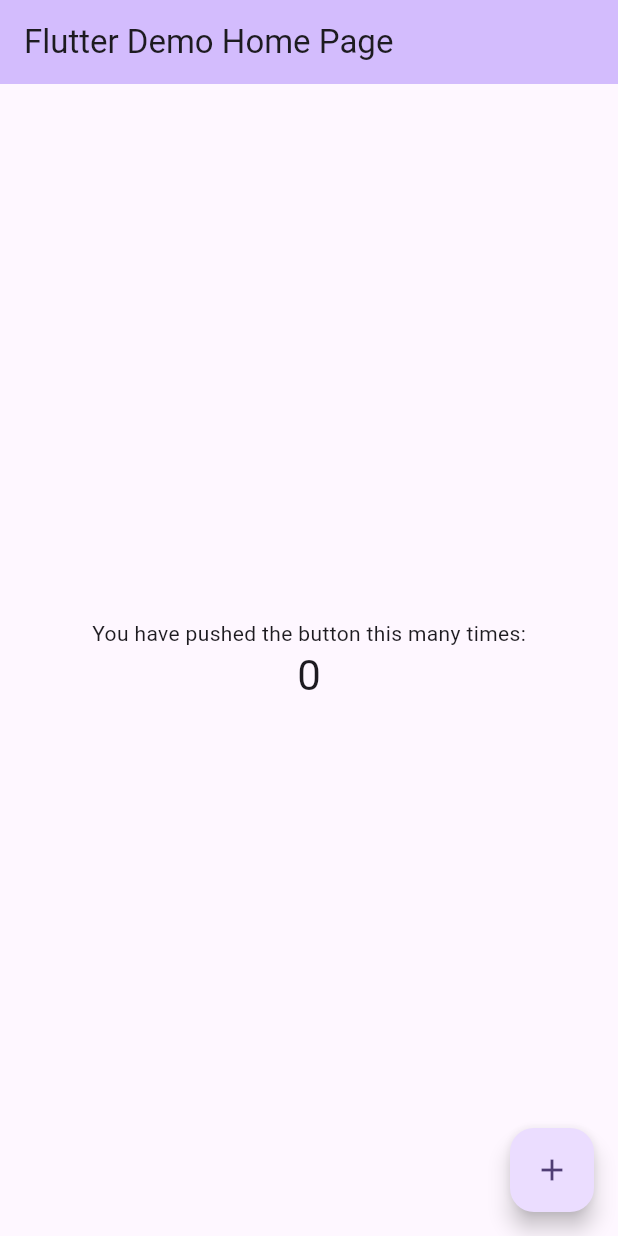
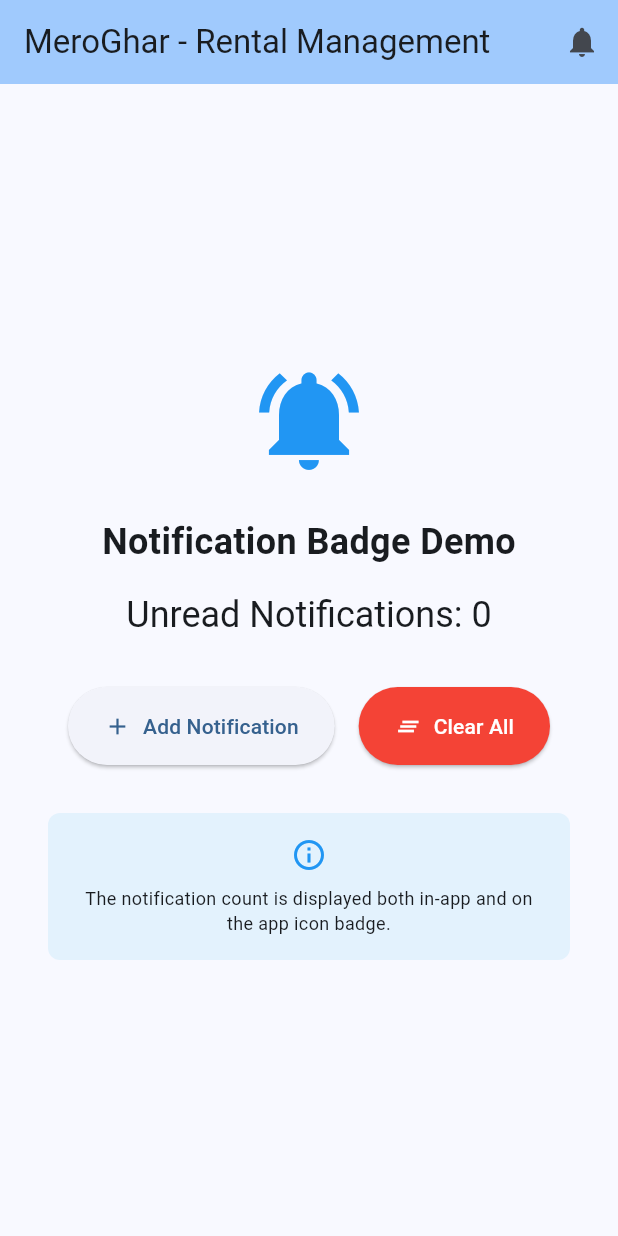
Before and after one commit to 0Ankit0/meroghar, a Flutter app: the screen it shows after launch, on a phone screen of 412 x 824 dp. Run offline on Flutter 3.47's test engine with Material 3 defaults, Android fonts, the phone set to English and light mode, and no system bars; our stand-ins replace connectivity_plus, dio, file_picker, firebase_core, firebase_messaging, fl_chart and 7 more; missing offline and left inert: flutter_app_badger, pdfrx; accounts and stored records are empty; statements that could not run were skipped; project files that could hold a hidden picture were left out.

Commit message:
feat(mobile): update app configuration and dependencies
- Add localization support to main.dart
- Add notification badge count on app icon
- Add FCM dependencies to pubspec.yaml
- Add intl package for localization
- Add file handling dependencies
- Update pubspec.lock with new packages

```diff
--- a/mobile/lib/main.dart
+++ b/mobile/lib/main.dart
@@ -1,49 +1,119 @@
+/// MeroGhar Rental Management Application
+///
+/// Main entry point with notification badge support and localization.
+/// Implements T215, T250 from tasks.md.
+library;
+
 import 'package:flutter/material.dart';
+import 'package:flutter_app_badger/flutter_app_badger.dart';
+import 'package:flutter_localizations/flutter_localizations.dart';
+import 'package:provider/provider.dart';
 
-void main() {
-  runApp(const MyApp());
+import 'providers/language_provider.dart';
+
+void main() async {
+  WidgetsFlutterBinding.ensureInitialized();
+
+  // Initialize notification badge support
+  await _initializeBadgeSupport();
+
+  runApp(
+    MultiProvider(
+      providers: [
+        ChangeNotifierProvider(create: (_) => LanguageProvider()),
+      ],
+      child: const MyApp(),
+    ),
+  );
+}
+
+/// Initialize notification badge support for the app.
+Future<void> _initializeBadgeSupport() async {
+  try {
+    // Check if badges are supported on this device
+    final isSupported = await FlutterAppBadger.isAppBadgeSupported();
+    if (isSupported) {
+      // Clear any existing badge on app start
+      await FlutterAppBadger.removeBadge();
+    }
+  } catch (e) {
+    print('Error initializing badge support: $e');
+  }
+}
+
+/// Update the app icon badge with unread notification count.
+///
+/// [count] - Number of unread notifications
+Future<void> updateNotificationBadge(int count) async {
+  try {
+    final isSupported = await FlutterAppBadger.isAppBadgeSupported();
+    if (!isSupported) return;
+
+    if (count > 0) {
+      await FlutterAppBadger.updateBadgeCount(count);
+    } else {
+      await FlutterAppBadger.removeBadge();
+    }
+  } catch (e) {
+    print('Error updating notification badge: $e');
+  }
+}
+
+/// Clear the app icon badge.
+Future<void> clearNotificationBadge() async {
+  try {
+    await FlutterAppBadger.removeBadge();
+  } catch (e) {
+    print('Error clearing notification badge: $e');
+  }
 }
 
 class MyApp extends StatelessWidget {
   const MyApp({super.key});
 
-  // This widget is the root of your application.
   @override
-  Widget build(BuildContext context) => MaterialApp(
-        title: 'Flutter Demo',
-        theme: ThemeData(
-          // This is the theme of your application.
-          //
-          // TRY THIS: Try running your application with "flutter run". You'll see
-          // the application has a purple toolbar. Then, without quitting the app,
-          // try changing the seedColor in the colorScheme below to Colors.green
-          // and then invoke "hot reload" (save your changes or press the "hot
-          // reload" button in a Flutter-supported IDE, or press "r" if you used
-          // the command line to start the app).
-          //
-          // Notice that the counter didn't reset back to zero; the application
-          // state is not lost during the reload. To reset the state, use hot
-          // restart instead.
-          //
-          // This works for code too, not just values: Most code changes can be
-          // tested with just a hot reload.
-          colorScheme: ColorScheme.fromSeed(seedColor: Colors.deepPurple),
-        ),
-        home: const MyHomePage(title: 'Flutter Demo Home Page'),
-      );
+  Widget build(BuildContext context) {
+    return Consumer<LanguageProvider>(
+      builder: (context, languageProvider, child) {
+        return MaterialApp(
+          title: 'MeroGhar',
+
+          // Localization configuration
+          locale: languageProvider.currentLocale,
+          supportedLocales: LanguageProvider.supportedLocales,
+          localizationsDelegates: const [
+            // AppLocalizations.delegate, // Will be generated by flutter gen-l10n
+            GlobalMaterialLocalizations.delegate,
+            GlobalWidgetsLocalizations.delegate,
+            GlobalCupertinoLocalizations.delegate,
+          ],
+
+          // RTL support
+          builder: (context, child) {
+            // Force RTL for Arabic
+            if (languageProvider.isRTL) {
+              return Directionality(
+                textDirection: TextDirection.rtl,
+                child: child!,
+              );
+            }
+            return child!;
+          },
+
+          theme: ThemeData(
+            colorScheme: ColorScheme.fromSeed(seedColor: Colors.blue),
+            useMaterial3: true,
+          ),
+
+          home: const MyHomePage(title: 'MeroGhar - Rental Management'),
+        );
+      },
+    );
+  }
 }
 
 class MyHomePage extends StatefulWidget {
   const MyHomePage({super.key, required this.title});
-
-  // This widget is the home page of your application. It is stateful, meaning
-  // that it has a State object (defined below) that contains fields that affect
-  // how it looks.
-
-  // This class is the configuration for the state. It holds the values (in this
-  // case the title) provided by the parent (in this case the App widget) and
-  // used by the build method of the State. Fields in a Widget subclass are
-  // always marked "final".
 
   final String title;
 
@@ -52,69 +122,149 @@ class MyHomePage extends StatefulWidget {
 }
 
 class _MyHomePageState extends State<MyHomePage> {
-  int _counter = 0;
+  int _unreadNotifications = 0;
 
-  void _incrementCounter() {
+  void _incrementNotifications() {
     setState(() {
-      // This call to setState tells the Flutter framework that something has
-      // changed in this State, which causes it to rerun the build method below
-      // so that the display can reflect the updated values. If we changed
-      // _counter without calling setState(), then the build method would not be
-      // called again, and so nothing would appear to happen.
-      _counter++;
+      _unreadNotifications++;
+      // Update app icon badge
+      updateNotificationBadge(_unreadNotifications);
+    });
+  }
+
+  void _clearNotifications() {
+    setState(() {
+      _unreadNotifications = 0;
+      // Clear app icon badge
+      clearNotificationBadge();
     });
   }
 
   @override
   Widget build(BuildContext context) {
-    // This method is rerun every time setState is called, for instance as done
-    // by the _incrementCounter method above.
-    //
-    // The Flutter framework has been optimized to make rerunning build methods
-    // fast, so that you can just rebuild anything that needs updating rather
-    // than having to individually change instances of widgets.
     return Scaffold(
       appBar: AppBar(
-        // TRY THIS: Try changing the color here to a specific color (to
-        // Colors.amber, perhaps?) and trigger a hot reload to see the AppBar
-        // change color while the other colors stay the same.
         backgroundColor: Theme.of(context).colorScheme.inversePrimary,
-        // Here we take the value from the MyHomePage object that was created by
-        // the App.build method, and use it to set our appbar title.
         title: Text(widget.title),
+        actions: [
+          // Notification badge indicator
+          Stack(
+            children: [
+              IconButton(
+                icon: const Icon(Icons.notifications),
+                onPressed: _clearNotifications,
+              ),
+              if (_unreadNotifications > 0)
+                Positioned(
+                  right: 8,
+                  top: 8,
+                  child: Container(
+                    padding: const EdgeInsets.all(2),
+                    decoration: BoxDecoration(
+                      color: Colors.red,
+                      borderRadius: BorderRadius.circular(10),
+                    ),
+                    constraints: const BoxConstraints(
+                      minWidth: 18,
+                      minHeight: 18,
+                    ),
+                    child: Text(
+                      _unreadNotifications > 99
+                          ? '99+'
+                          : '$_unreadNotifications',
+                      style: const TextStyle(
+                        color: Colors.white,
+                        fontSize: 10,
+                        fontWeight: FontWeight.bold,
+                      ),
+                      textAlign: TextAlign.center,
+                    ),
+                  ),
+                ),
+            ],
+          ),
+        ],
       ),
       body: Center(
-        // Center is a layout widget. It takes a single child and positions it
-        // in the middle of the parent.
         child: Column(
-          // Column is also a layout widget. It takes a list of children and
-          // arranges them vertically. By default, it sizes itself to fit its
-          // children horizontally, and tries to be as tall as its parent.
-          //
-          // Column has various properties to control how it sizes itself and
-          // how it positions its children. Here we use mainAxisAlignment to
-          // center the children vertically; the main axis here is the vertical
-          // axis because Columns are vertical (the cross axis would be
-          // horizontal).
-          //
-          // TRY THIS: Invoke "debug painting" (choose the "Toggle Debug Paint"
-          // action in the IDE, or press "p" in the console), to see the
-          // wireframe for each widget.
           mainAxisAlignment: MainAxisAlignment.center,
-          children: <Widget>[
-            const Text('You have pushed the button this many times:'),
+          children: [
+            const Icon(
+              Icons.notifications_active,
+              size: 80,
+              color: Colors.blue,
+            ),
+            const SizedBox(height: 24),
+            const Text(
+              'Notification Badge Demo',
+              style: TextStyle(fontSize: 24, fontWeight: FontWeight.bold),
+            ),
+            const SizedBox(height: 16),
             Text(
-              '$_counter',
-              style: Theme.of(context).textTheme.headlineMedium,
+              'Unread Notifications: $_unreadNotifications',
+              style: Theme.of(context).textTheme.headlineSmall,
+            ),
+            const SizedBox(height: 32),
+            Row(
+              mainAxisAlignment: MainAxisAlignment.center,
+              children: [
+                ElevatedButton.icon(
+                  onPressed: _incrementNotifications,
+                  icon: const Icon(Icons.add),
+                  label: const Text('Add Notification'),
+                  style: ElevatedButton.styleFrom(
+                    padding: const EdgeInsets.symmetric(
+                      horizontal: 24,
+                      vertical: 16,
+                    ),
+                  ),
+                ),
+                const SizedBox(width: 16),
+                ElevatedButton.icon(
+                  onPressed: _clearNotifications,
+                  icon: const Icon(Icons.clear_all),
+                  label: const Text('Clear All'),
+                  style: ElevatedButton.styleFrom(
+                    padding: const EdgeInsets.symmetric(
+                      horizontal: 24,
+                      vertical: 16,
+                    ),
+                    backgroundColor: Colors.red,
+                    foregroundColor: Colors.white,
+                  ),
+                ),
+              ],
+            ),
+            const SizedBox(height: 32),
+            Container(
+              padding: const EdgeInsets.all(16),
+              margin: const EdgeInsets.symmetric(horizontal: 32),
+              decoration: BoxDecoration(
+                color: Colors.blue.shade50,
+                borderRadius: BorderRadius.circular(8),
+              ),
+              child: const Column(
+                children: [
+                  Icon(Icons.info_outline, color: Colors.blue),
+                  SizedBox(height: 8),
+                  Text(
+                    'The notification count is displayed both in-app and on the app icon badge.',
+                    textAlign: TextAlign.center,
+                    style: TextStyle(fontSize: 12),
+                  ),
+                ],
+              ),
             ),
           ],
         ),
       ),
-      floatingActionButton: FloatingActionButton(
-        onPressed: _incrementCounter,
-        tooltip: 'Increment',
-        child: const Icon(Icons.add),
-      ), // This trailing comma makes auto-formatting nicer for build methods.
     );
   }
+
+  @override
+  void dispose() {
+    // Clear badge when app is disposed
+    clearNotificationBadge();
+    super.dispose();
+  }
 }
--- a/mobile/pubspec.yaml
+++ b/mobile/pubspec.yaml
@@ -59,6 +59,7 @@ dependencies:
   rxdart: ^0.28.0
   share_plus: ^12.0.1
   url_launcher: ^6.3.1
+  shared_preferences: ^2.3.3
 
   # WebView for payment gateways
   webview_flutter: ^4.10.0
```
Also changed, not shown: mobile/pubspec.lock.
